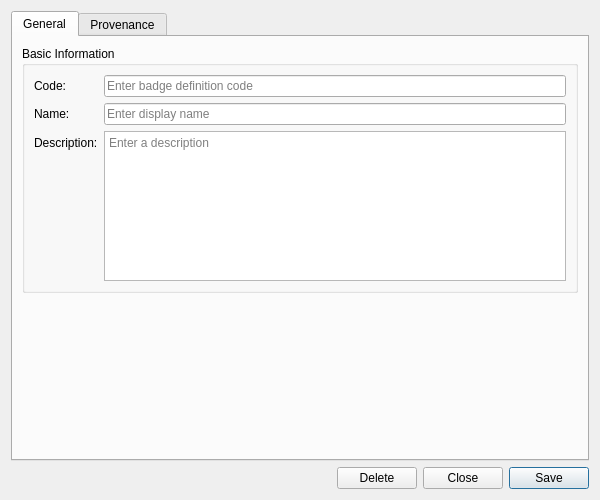
The window that projects/ores.qt/dq/ui/BadgeDefinitionDetailDialog.ui (OreStudio/OreStudio) describes before a commit, drawn with Qt 5.
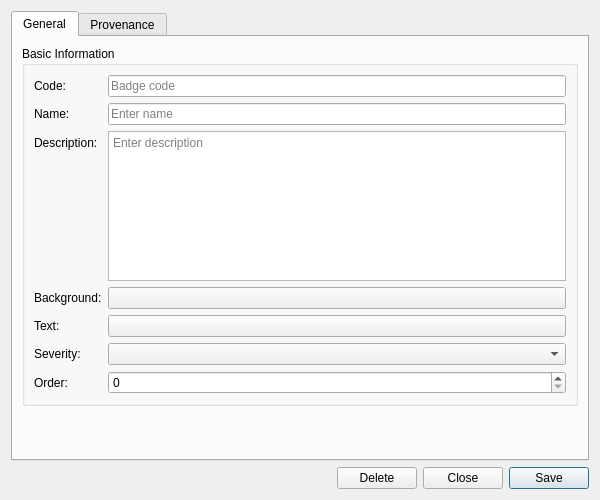
The same window after the commit. Custom widgets are drawn as their Qt base class.

Commit message: [qt,codegen] Badge palette swatch rendering + data-driven fallback badge

Diff of the .ui file:
```diff
--- a/projects/ores.qt/dq/ui/BadgeDefinitionDetailDialog.ui
+++ b/projects/ores.qt/dq/ui/BadgeDefinitionDetailDialog.ui
@@ -48,7 +48,10 @@
           <item row="0" column="1">
            <widget class="QLineEdit" name="codeEdit">
             <property name="placeholderText">
-             <string>Enter badge definition code</string>
+             <string>Badge code</string>
+            </property>
+            <property name="readOnly">
+             <bool>true</bool>
             </property>
            </widget>
           </item>
@@ -62,7 +65,7 @@
           <item row="1" column="1">
            <widget class="QLineEdit" name="nameEdit">
             <property name="placeholderText">
-             <string>Enter display name</string>
+             <string>Enter name</string>
             </property>
            </widget>
           </item>
@@ -88,7 +91,66 @@
              </size>
             </property>
             <property name="placeholderText">
-             <string>Enter a description</string>
+             <string>Enter description</string>
+            </property>
+           </widget>
+          </item>
+          <item row="3" column="0">
+           <widget class="QLabel" name="labelBackgroundColour">
+            <property name="text">
+             <string>Background:</string>
+            </property>
+           </widget>
+          </item>
+          <item row="3" column="1">
+           <widget class="QPushButton" name="backgroundColourButton">
+            <property name="text">
+             <string></string>
+            </property>
+           </widget>
+          </item>
+          <item row="4" column="0">
+           <widget class="QLabel" name="labelTextColour">
+            <property name="text">
+             <string>Text:</string>
+            </property>
+           </widget>
+          </item>
+          <item row="4" column="1">
+           <widget class="QPushButton" name="textColourButton">
+            <property name="text">
+             <string></string>
+            </property>
+           </widget>
+          </item>
+          <item row="5" column="0">
+           <widget class="QLabel" name="labelSeverityCode">
+            <property name="text">
+             <string>Severity:</string>
+            </property>
+           </widget>
+          </item>
+          <item row="5" column="1">
+           <widget class="QComboBox" name="severityCodeCombo">
+            <property name="insertPolicy">
+             <enum>QComboBox::NoInsert</enum>
+            </property>
+           </widget>
+          </item>
+          <item row="6" column="0">
+           <widget class="QLabel" name="labelDisplayOrder">
+            <property name="text">
+             <string>Order:</string>
+            </property>
+           </widget>
+          </item>
+          <item row="6" column="1">
+           <widget class="QSpinBox" name="displayOrderEdit">
+            <property name="minimum">
+             <number>0</number>
+            </property>
+            <property name="maximum">
+             <number>9999</number>
             </property>
            </widget>
           </item>
```
The commit also changes 71 other files.
